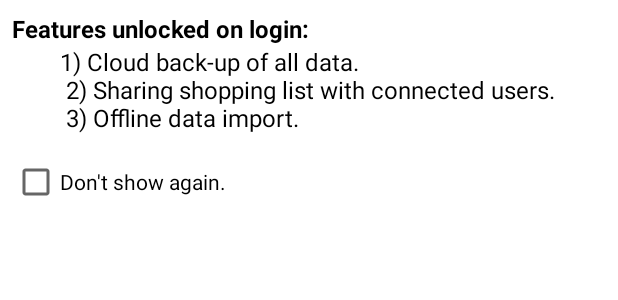
After one commit to dasBikash84/shopping-manager, an Android app: the layout view_login_benefits.xml on its own in the app's theme, with its tools: preview values and no code run, on a phone screen of 412 x 824 dp. The commit adds this screen. Shown: the top 300 px of the screen. Run offline under Robolectric (Android 15) with nearby library versions, the phone set to English and light mode, and no system bars.

Commit message:
'login_benefits' feature beaten to death.

```diff
--- /dev/null
+++ b/app/src/main/res/layout/view_login_benefits.xml
@@ -0,0 +1,30 @@
+<?xml version="1.0" encoding="utf-8"?>
+<androidx.appcompat.widget.LinearLayoutCompat xmlns:android="http://schemas.android.com/apk/res/android"
+    android:layout_width="match_parent"
+    android:layout_height="wrap_content"
+    xmlns:tools="http://schemas.android.com/tools"
+    android:orientation="vertical"
+    android:padding="8dp">
+    <androidx.appcompat.widget.AppCompatTextView
+        android:text="@string/login_benefits_text_title"
+        android:layout_width="match_parent"
+        android:layout_height="wrap_content"
+        android:textSize="16sp"
+        android:textStyle="bold"
+        android:textColor="@android:color/black"/>
+    <androidx.appcompat.widget.AppCompatTextView
+        android:id="@+id/tv_details"
+        android:text="@string/login_benefits_text"
+        android:layout_width="match_parent"
+        android:layout_height="wrap_content"
+        android:textSize="16sp"
+        android:layout_marginStart="32dp"
+        android:textColor="@android:color/black"/>
+
+    <androidx.appcompat.widget.AppCompatCheckBox
+        android:id="@+id/cb_hide_login_benefits"
+        android:layout_marginTop="8dp"
+        android:text="@string/hide_login_benefits"
+        android:layout_width="wrap_content"
+        android:layout_height="wrap_content"/>
+</androidx.appcompat.widget.LinearLayoutCompat>
--- a/app/src/main/res/values/strings.xml
+++ b/app/src/main/res/values/strings.xml
@@ -34,13 +34,11 @@
     <string name="reset_password_text">Reset\nPassword</string>
     <string name="reset_password_hint">Reset Password?</string>
     <string name="password_reset_email_sent">Password reset link emailed. Please check.</string>
+    <string name="login_benefits_text_title">Features unlocked on login:</string>
     <string name="login_benefits_text">
-        Features unlocked on login:
-            &lt;ul>
-                &lt;li>Cloud back-up of all data.&lt;/li>
-                &lt;li>Sharing shopping list with connected users.&lt;/li>
-                &lt;li>Offline data import.&lt;/li>
-            &lt;/ul>
+        1) Cloud back-up of all data.\n
+        2) Sharing shopping list with connected users.\n
+        3) Offline data import.
     </string>
     <string name="send_login_code_button">Send Code</string>
     <string name="resend_login_code_button">Resend Code in %1$s secs</string>
@@ -53,4 +51,5 @@
     <string name="empty_verification_code_error">Empty verification code!</string>
     <string name="invalid_verification_code_message">Invalid verification code!</string>
     <string name="login_code_resend">Login code sent.</string>
+    <string name="hide_login_benefits">Don\'t show again.</string>
 </resources>
```
Also changed, not shown: app/src/main/java/com/dasbikash/exp_man/activities/login/FragmentLogin.kt (+29 -40 lines).
